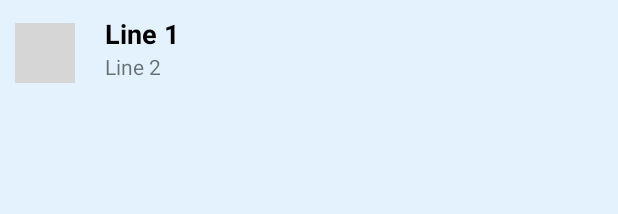
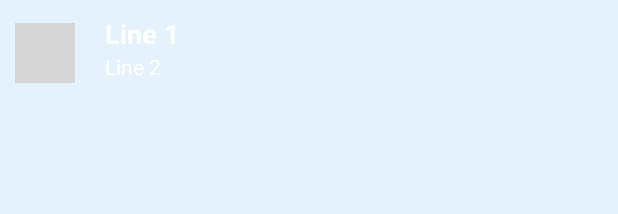
Before and after one commit to PeteTheMagician/Pogoda-Meteo, an Android app: the layout list_item.xml on its own in the app's theme, with its tools: preview values and no code run, on a phone screen of 412 x 824 dp. Shown: the top 214 px of the screen. Run offline under Robolectric (Android 15) with nearby library versions, the phone set to English and light mode, and no system bars; grey boxes are pictures that could not be loaded.

Commit message:
Changed nav drawer items color to white and main texts to black

```diff
--- a/app/src/main/java/pl/dawidfiruzek/pogodameteo/activities/DetailedActivity.java
+++ b/app/src/main/java/pl/dawidfiruzek/pogodameteo/activities/DetailedActivity.java
@@ -25,7 +25,6 @@ public class DetailedActivity extends ActionBarActivity {
             startDetailedFragment(fragmentType);
         }
         setActionBarTitle(fragmentType);
-        setActionBarBlueColor();
         setHomeButtonWithBeforeIcon();
     }
 
@@ -101,10 +100,6 @@ public class DetailedActivity extends ActionBarActivity {
         }
     }
 
-    private void setActionBarBlueColor() {
-        getSupportActionBar().setBackgroundDrawable(getResources().getDrawable(R.color.blue));
-    }
-
     private void setHomeButtonWithBeforeIcon() {
         getSupportActionBar().setDisplayHomeAsUpEnabled(true);
         getSupportActionBar().setHomeAsUpIndicator(R.drawable.ic_navigate_before_white_24dp);
--- a/app/src/main/java/pl/dawidfiruzek/pogodameteo/activities/FirstLaunchActivity.java
+++ b/app/src/main/java/pl/dawidfiruzek/pogodameteo/activities/FirstLaunchActivity.java
@@ -17,11 +17,10 @@ public class FirstLaunchActivity extends ActionBarActivity {
                     .commit();
         }
 
-        setActionBarParams();
+        setActionBarTitle();
     }
 
-    private void setActionBarParams() {
-        getSupportActionBar().setBackgroundDrawable(getResources().getDrawable(R.color.blue));
+    private void setActionBarTitle() {
         //TODO make a string value
         getSupportActionBar().setTitle("Initial settings");
     }
--- a/app/src/main/java/pl/dawidfiruzek/pogodameteo/activities/MainActivity.java
+++ b/app/src/main/java/pl/dawidfiruzek/pogodameteo/activities/MainActivity.java
@@ -63,7 +63,6 @@ public class MainActivity extends ActionBarActivity {
         super.onCreate(savedInstanceState);
         this.preferenceManager = PreferenceManager.getDefaultSharedPreferences(this);
         setActionBarTitle();
-        setActionBarBlueColor();
 
         if(isFirstLaunch()){
             startFirstLaunchActivity();
@@ -161,10 +160,6 @@ public class MainActivity extends ActionBarActivity {
             //TODO get city name from prefs
             getSupportActionBar().setTitle("City");
         }
-    }
-
-    private void setActionBarBlueColor() {
-        getSupportActionBar().setBackgroundDrawable(getResources().getDrawable(R.color.blue));
     }
 
     private Boolean isFirstLaunch(){
--- a/app/src/main/res/layout/list_item.xml
+++ b/app/src/main/res/layout/list_item.xml
@@ -21,7 +21,7 @@
         android:layout_height="wrap_content"
         android:textSize="18sp"
         android:gravity="center_vertical"
-        android:textColor="#000"
+        android:textColor="@color/white"
         android:text="Line 1"
         android:textStyle="bold"
         android:layout_alignParentTop="true"
@@ -32,6 +32,7 @@
         android:id="@+id/subTitle"
         android:layout_width="wrap_content"
         android:layout_height="wrap_content"
+        android:textColor="@color/white"
         android:text="Line 2"
         android:layout_toRightOf="@+id/icon"
         android:layout_below="@+id/title"
--- a/app/src/main/res/values/colors.xml
+++ b/app/src/main/res/values/colors.xml
@@ -1,9 +1,11 @@
 <?xml version="1.0" encoding="utf-8"?>
 <resources>
 
+    <item name="white" type="color">#FFF</item>
     <item name="lightblue" type="color">#e3f2fd</item>
     <item name="blue" type="color">#2196f3</item>
     <item name="darkblue" type="color">#1976d2</item>
+    <item name="black" type="color">#000</item>
     <!-- TODO change colours according to ddesign guidelines -->
     <item name="purple" type="color">#FFAA66CC</item>
     <item name="green" type="color">#FF99CC00</item>
--- a/app/src/main/res/values/styles.xml
+++ b/app/src/main/res/values/styles.xml
@@ -3,7 +3,11 @@
     <!-- Base application theme. -->
     <style name="AppTheme" parent="Theme.AppCompat.Light.DarkActionBar">
         <!-- Customize your theme here. -->
+        <item name="colorPrimary">@color/blue</item>
+        <item name="colorPrimaryDark">@color/darkblue</item>
         <item name="android:colorBackground">@color/lightblue</item>
+        <item name="android:textColorPrimary">@color/white</item>
+        <item name="android:textColor">@color/black</item>
     </style>
 
 </resources>
```
Also changed, not shown: app/src/main/res/values/arrays.xml (+6 -6 lines), app/src/main/res/values/strings.xml (+10 -4 lines).
